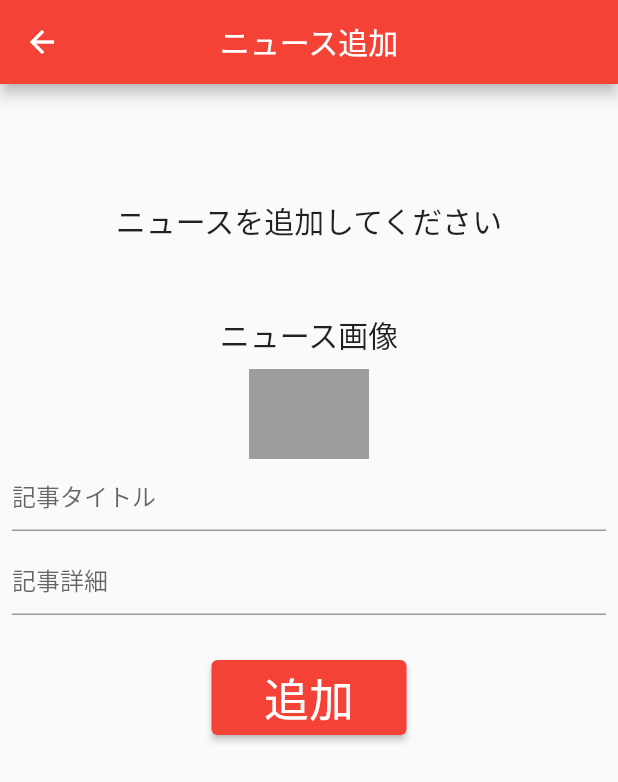
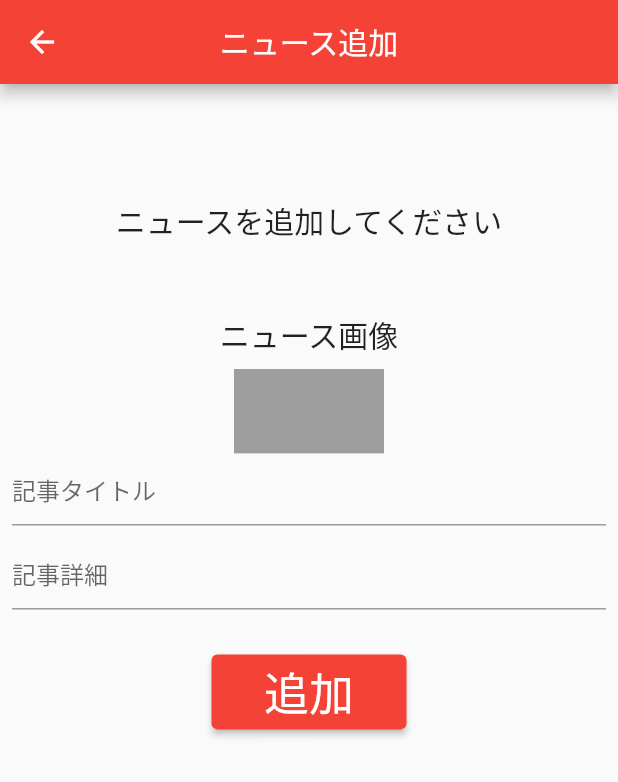
Before and after one commit to S-R-Programming/PortfolioNewsApp, a Flutter app: the AddNewsScreen screen opened directly with empty values, on a phone screen of 412 x 824 dp. Shown: the top 782 px of the screen. Run offline on Flutter 3.47's test engine with Material 2 defaults, Android fonts, the phone set to English and light mode, and no system bars; our stand-ins replace cloud_firestore, firebase_auth, firebase_core, firebase_storage, image_picker; accounts and stored records are empty.

Commit message:
2022/03/27

```diff
--- a/lib/screens/addnews/add_news_screen.dart
+++ b/lib/screens/addnews/add_news_screen.dart
@@ -3,14 +3,12 @@ import 'package:intl/intl.dart';
 import 'package:portfolio_news_app/models/add_news_model.dart';
 import 'package:provider/provider.dart';
 
-
-class AddNewsScreen extends StatelessWidget{
-  //ブログの時にはラジオボタンを押さないので、下の変数はブログのものにする
+class AddNewsScreen extends StatelessWidget {
   String name = "";
   DateTime now = DateTime.now();
   DateFormat outputFormat = DateFormat('yyyy-MM-dd');
- AddNewsScreen(this.name);
 
+  AddNewsScreen(this.name);
 
   @override
   Widget build(BuildContext context) {
@@ -59,9 +57,8 @@ class AddNewsScreen extends StatelessWidget{
                         ),
                         GestureDetector(
                           child: SizedBox(
-                            //4:3の比率
-                            width: 80,
-                            height: 60,
+                            width: 100,
+                            height: 56.25,
                             child: model.newsImageFile != null
                                 ? Image.file(model.newsImageFile!)
                                 : Container(
@@ -131,6 +128,9 @@ class AddNewsScreen extends StatelessWidget{
                             ),
                           ),
                         ),
+                        SizedBox(
+                          height: 20,
+                        )
                       ],
                     ),
                   ),
--- a/lib/screens/news/news_screen.dart
+++ b/lib/screens/news/news_screen.dart
@@ -1,4 +1,4 @@
-import 'dart:io';
+
 
 import 'package:flutter/material.dart';
 import 'package:portfolio_news_app/models/news_list_model.dart';
--- a/lib/screens/news_detail/news_detail_screen.dart
+++ b/lib/screens/news_detail/news_detail_screen.dart
@@ -32,14 +32,14 @@ class NewsDetailScreen extends StatelessWidget {
                       children: [
                         Text(
                           newsModel.name,
-                          style: TextStyle(color: Colors.grey, fontSize: 10),
+                          style: TextStyle(color: Colors.grey, fontSize: 15),
                         ),
                         SizedBox(
                           width: 10,
                         ),
                         Text(
                           newsModel.date,
-                          style: TextStyle(color: Colors.grey, fontSize: 10),
+                          style: TextStyle(color: Colors.grey, fontSize: 15),
                         ),
                       ],
                     ),
--- a/lib/widgets/news_card.dart
+++ b/lib/widgets/news_card.dart
@@ -22,7 +22,7 @@ class NewsCard extends StatelessWidget {
         );
       },
       child: Container(
-        height: 160,
+        height: 150,
         color: Colors.white,
         child: Column(
           mainAxisAlignment: MainAxisAlignment.spaceBetween,
```
Also changed, not shown: lib/widgets/select_news_card.dart (+7 -7 lines).
